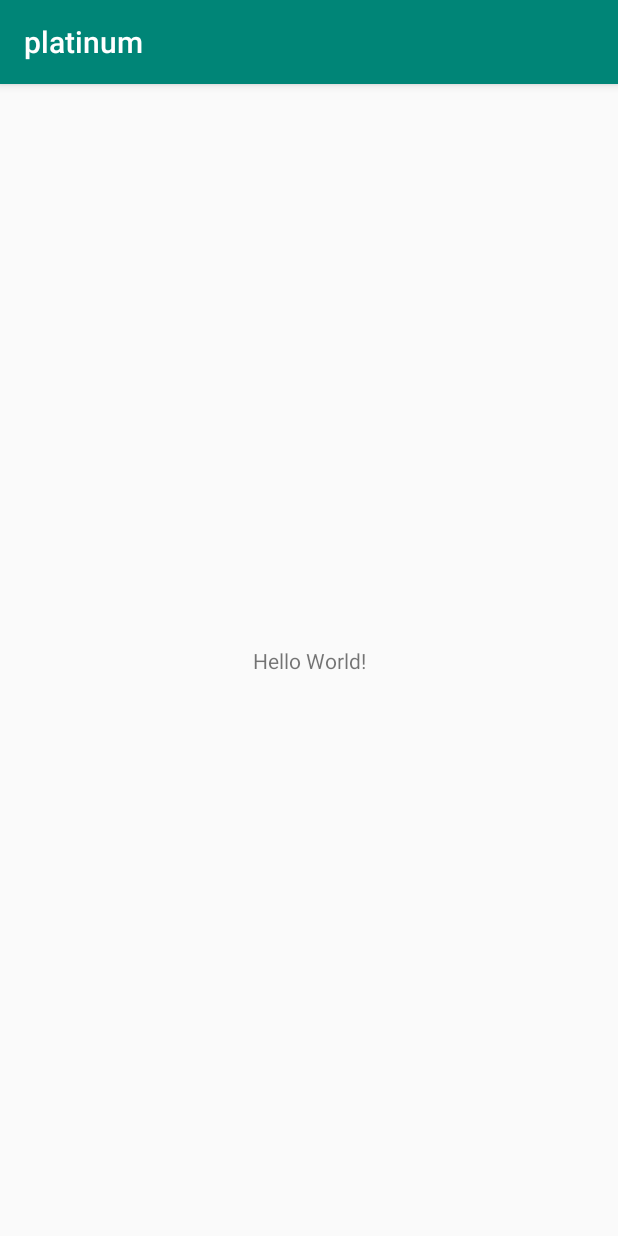
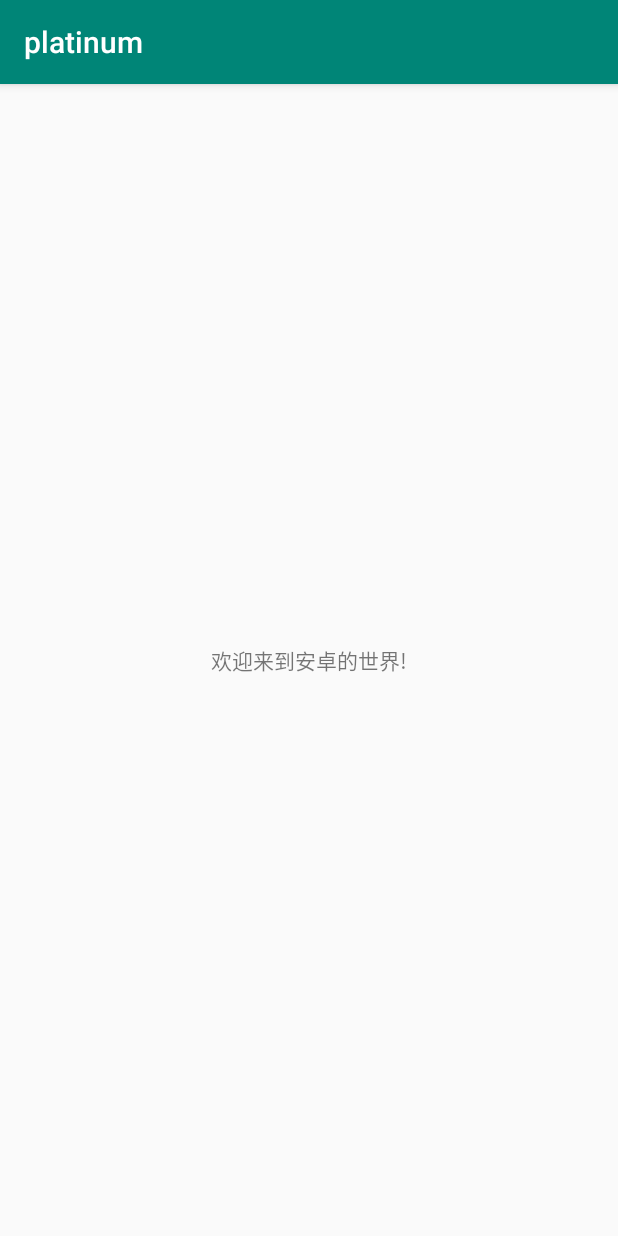
Before and after one commit to Nebula-X/platinum, an Android app: the screen it shows after launch (MainActivity), on a phone screen of 412 x 824 dp. Run offline under Robolectric (Android 15) with nearby library versions, the phone set to English and light mode, and no system bars.

Commit message:
提交修改的内容

```diff
--- a/app/src/main/res/layout/activity_main.xml
+++ b/app/src/main/res/layout/activity_main.xml
@@ -9,7 +9,7 @@
     <TextView
         android:layout_width="wrap_content"
         android:layout_height="wrap_content"
-        android:text="Hello World!"
+        android:text="欢迎来到安卓的世界!"
         app:layout_constraintBottom_toBottomOf="parent"
         app:layout_constraintLeft_toLeftOf="parent"
         app:layout_constraintRight_toRightOf="parent"
```
